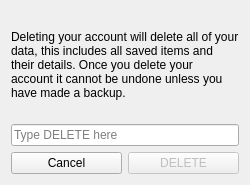
Above: cubepass/deleteaccount.ui from kobus-v-schoor/cubepass before the change. Below: the same form after it.
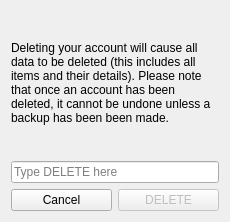
That is the form after the change. Icons and pictures are not drawn.

```diff
--- a/cubepass/deleteaccount.ui
+++ b/cubepass/deleteaccount.ui
@@ -9,8 +9,8 @@
    <rect>
     <x>0</x>
     <y>0</y>
-    <width>250</width>
-    <height>185</height>
+    <width>230</width>
+    <height>222</height>
    </rect>
   </property>
   <property name="windowTitle">
@@ -24,7 +24,10 @@
    <item>
     <widget class="QLabel" name="label">
      <property name="text">
-      <string>Deleting your account will delete all of your data, this includes all saved items and their details. Once you delete your account it cannot be undone unless you have made a backup.</string>
+      <string>Deleting your account will cause all data to be deleted (this includes all items and their details). Please note that once an account has been deleted, it cannot be undone unless a backup has been been made.</string>
+     </property>
+     <property name="textFormat">
+      <enum>Qt::PlainText</enum>
      </property>
      <property name="wordWrap">
       <bool>true</bool>
```
